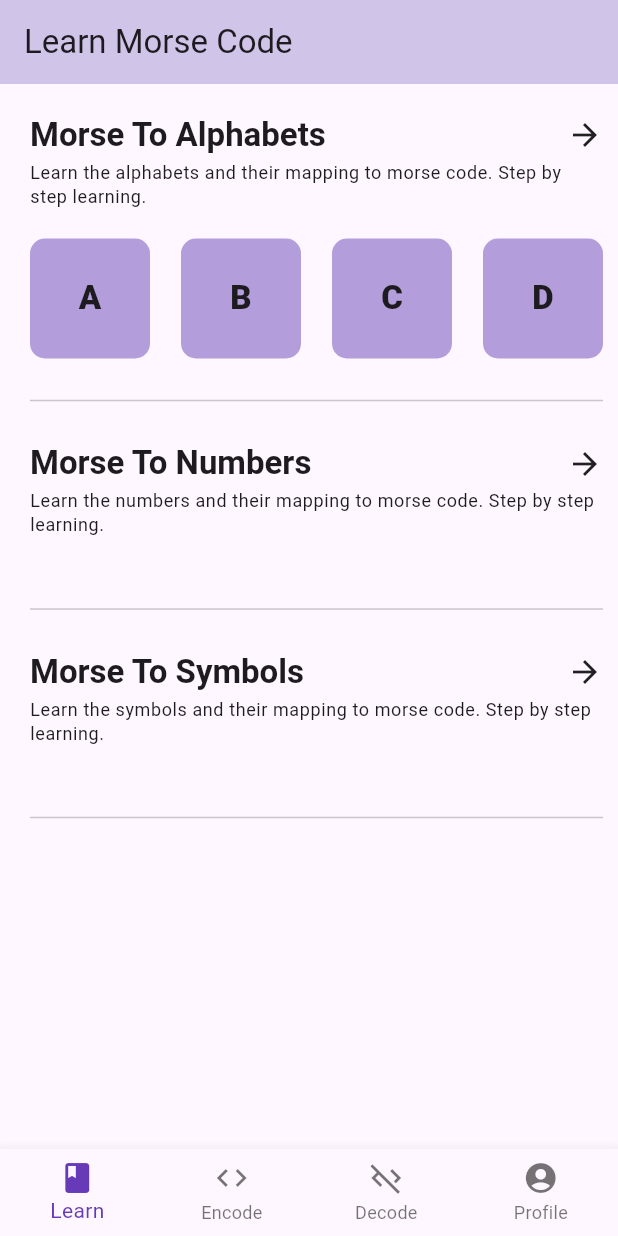
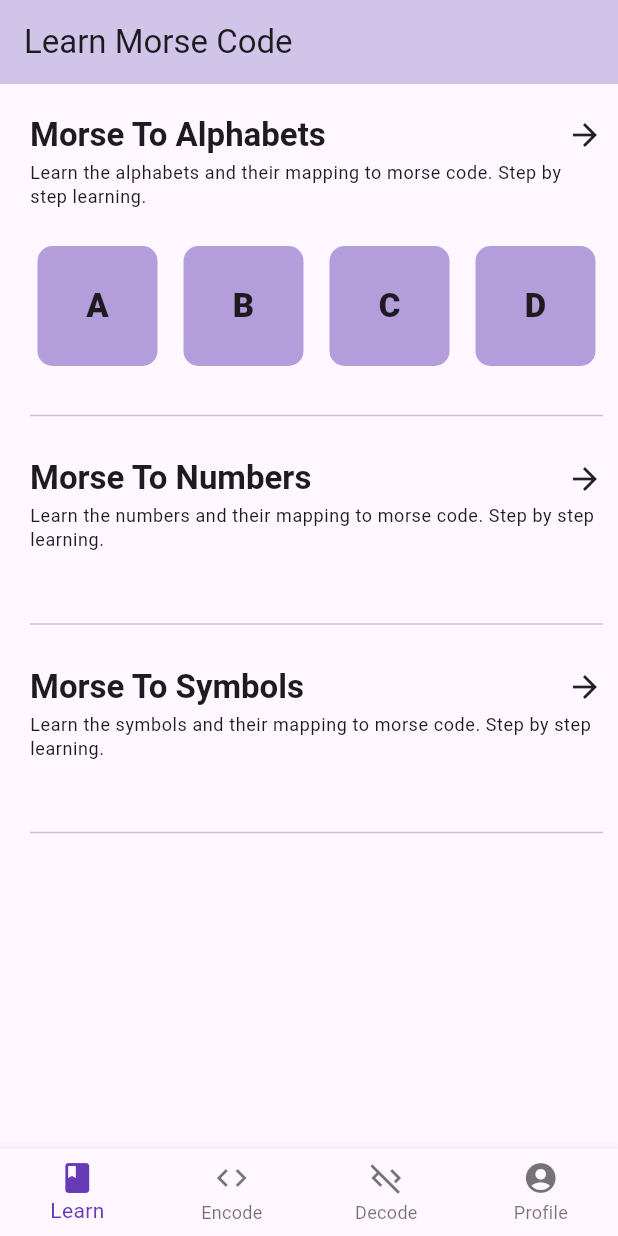
Before and after one commit to JagdishOnGH/morse_app, a Flutter app: the screen it shows after launch, on a phone screen of 412 x 824 dp. Run offline on Flutter 3.47's test engine with Material 3 defaults, Android fonts, the phone set to English and light mode, and no system bars; our stand-ins replace fluttertoast.

```diff
--- a/lib/feature/learn/pages/learn_page.dart
+++ b/lib/feature/learn/pages/learn_page.dart
@@ -145,6 +145,7 @@ class LearnPage extends StatelessWidget {
   Widget LetterHead(final String title, BuildContext ctx) {
     final ts = Theme.of(ctx).textTheme;
     return Container(
+      margin: EdgeInsets.all(5),
       decoration: BoxDecoration(
         borderRadius: BorderRadius.circular(10),
         color: Colors.deepPurple.shade200,
```
